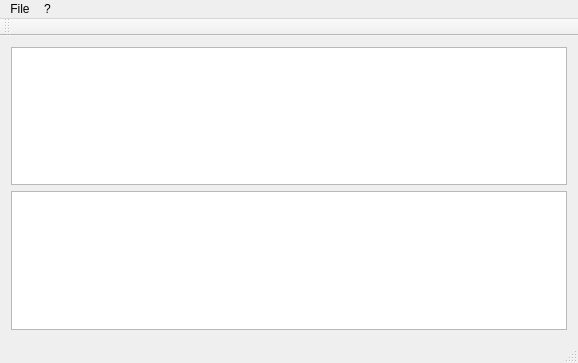
The window that mainwindow.ui (KloinTiinn/TheirBirthday) describes before a commit, drawn with Qt 5.
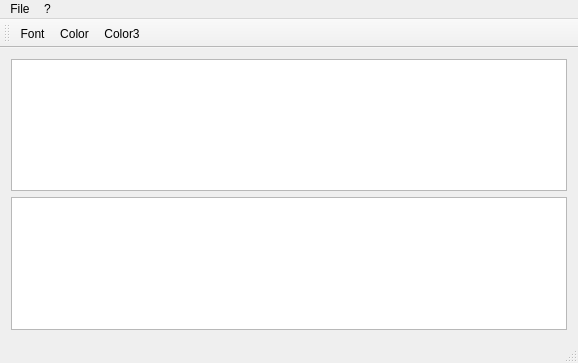
The same window after the commit. Icons and pictures are not drawn.

Diff of the .ui file:
```diff
--- a/mainwindow.ui
+++ b/mainwindow.ui
@@ -97,6 +97,9 @@
    <attribute name="toolBarBreak">
     <bool>false</bool>
    </attribute>
+   <addaction name="actionFont"/>
+   <addaction name="actionColor"/>
+   <addaction name="actionColor3"/>
   </widget>
   <widget class="QStatusBar" name="statusBar"/>
   <action name="actionEdit">
@@ -143,6 +146,15 @@
     <string>About...</string>
    </property>
   </action>
+  <action name="actionColor3">
+   <property name="icon">
+    <iconset resource="TheirBirthday.qrc">
+     <normaloff>:/new/files/color3.ico</normaloff>:/new/files/color3.ico</iconset>
+   </property>
+   <property name="text">
+    <string>Color3...</string>
+   </property>
+  </action>
  </widget>
  <layoutdefault spacing="6" margin="11"/>
  <resources>
```
Left out of the diff: 13 changed lines with no effect on the pictures.
